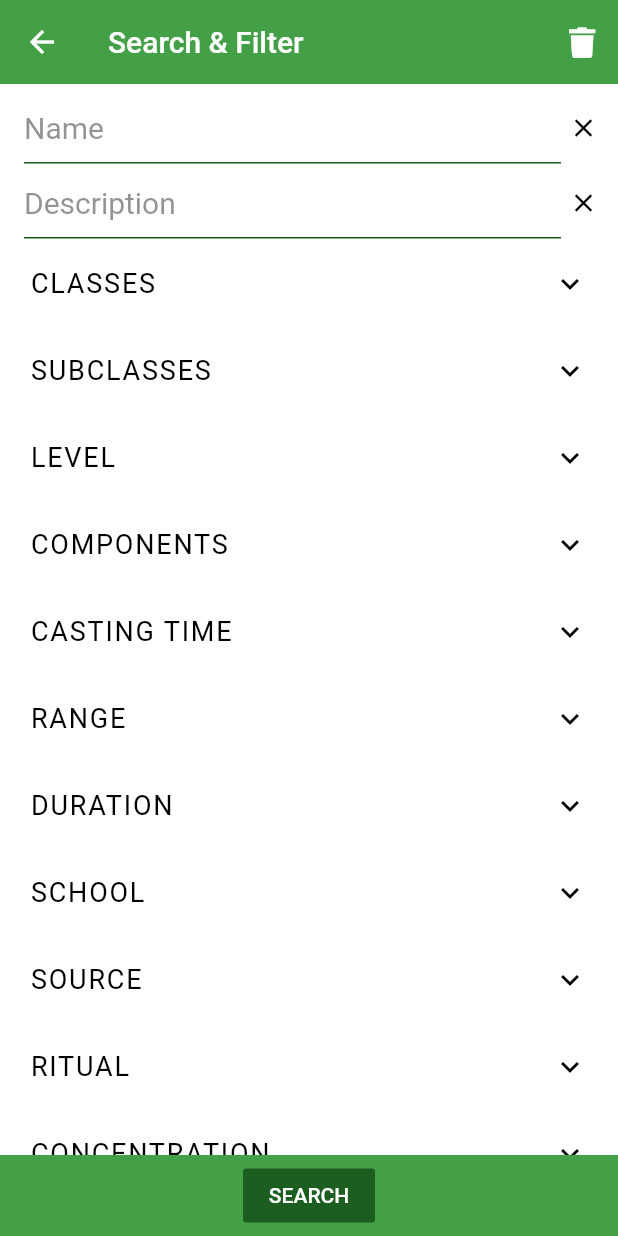
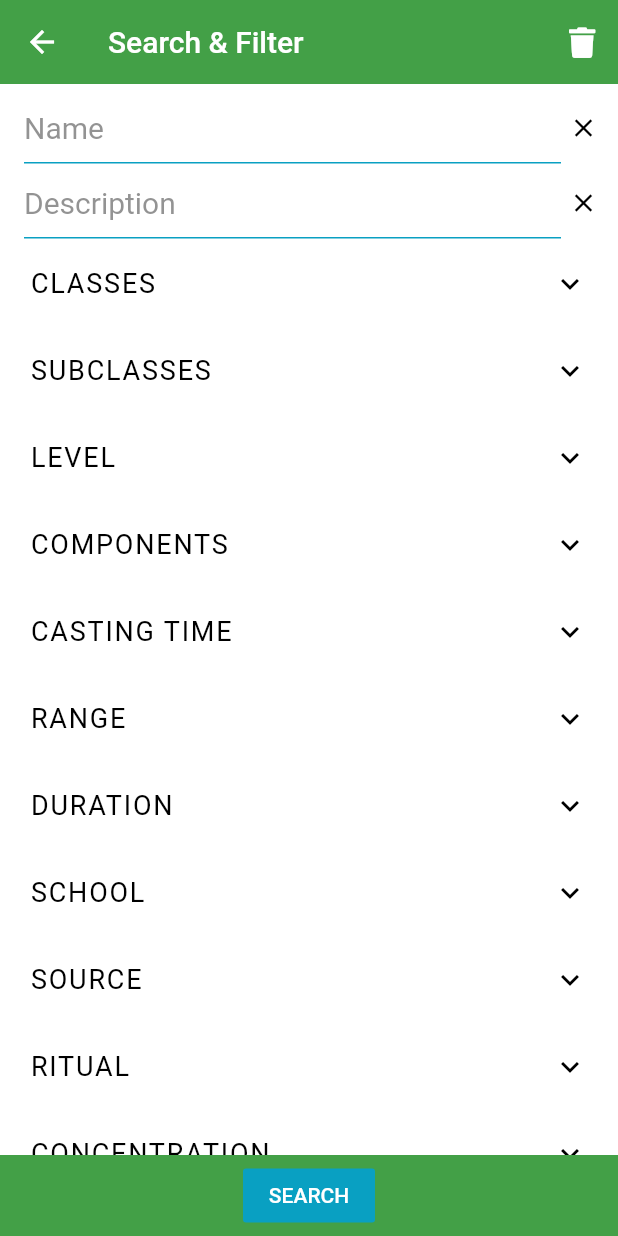
Before and after one commit to rijkdw/dnd-spells-flutter, a Flutter app: the FilterScreen screen opened directly, on a phone screen of 412 x 824 dp. Run offline on Flutter 3.47's test engine with Material 2 defaults, Android fonts, the phone set to English and light mode, and no system bars; our stand-ins replace auto_size_text, flutter_sticky_header, flutter_typeahead, font_awesome_flutter, shared_preferences; accounts and stored records are empty.

Commit message:
theme commit, it looks poo

```diff
--- a/lib/components/drawer.dart
+++ b/lib/components/drawer.dart
@@ -1,3 +1,4 @@
+import 'package:auto_size_text/auto_size_text.dart';
 import 'package:dnd_spells_flutter/models/colorpalette.dart';
 import 'package:dnd_spells_flutter/services/thememanager.dart';
 import 'package:dnd_spells_flutter/services/themes.dart';
@@ -89,14 +90,15 @@ class _MenuListTile extends StatelessWidget {
               ),
             ),
             SizedBox(width: 14),
-            Text(
+            AutoSizeText(
               text,
+              maxLines: 1,
               style: TextStyle(
                 fontSize: 16,
                 fontWeight: FontWeight.normal,
                 color: colorPalette.mainTextColor,
               ),
-            )
+            ),
           ],
         ),
       ),
--- a/lib/models/colorpalette.dart
+++ b/lib/models/colorpalette.dart
@@ -47,6 +47,10 @@ class ColorPalette {
   Color radioSelectedColor;
   Color radioUnselectedColor;
 
+  // spell slots
+  Color spellSlotActive;
+  Color spellSlotInactive;
+
   ColorPalette({
     this.brightness: Brightness.light,
     this.mainTextColor: Colors.green,
@@ -63,12 +67,18 @@ class ColorPalette {
     this.chipSelectedColor1: Colors.purple,
     this.chipSelectedTextColor1: Colors.green,
     this.chipUnselectedColor1: Colors.black,
+    this.chipUnselectedTextColor1: Colors.purple,
+    this.chipSelectedColor2: Colors.purple,
+    this.chipSelectedTextColor2: Colors.green,
+    this.chipUnselectedColor2: Colors.black,
+    this.chipUnselectedTextColor2: Colors.purple,
     this.dialogBackgroundColor: Colors.purple,
     this.emphasisTextColor: Colors.purple,
     this.buttonTextColor: Colors.green,
-    this.chipUnselectedTextColor1: Colors.purple,
-    this.tableLineColor = Colors.green,
-    this.radioSelectedColor = Colors.red,
-    this.radioUnselectedColor = Colors.blue,
+    this.tableLineColor: Colors.green,
+    this.radioSelectedColor: Colors.red,
+    this.radioUnselectedColor: Colors.blue,
+    this.spellSlotActive: Colors.red,
+    this.spellSlotInactive: Colors.black,
   });
 }
--- a/lib/screens/charcterlistscreenpages/spellslotpage.dart
+++ b/lib/screens/charcterlistscreenpages/spellslotpage.dart
@@ -27,7 +27,7 @@ class _SpellSlotPageState extends State<SpellSlotPage> {
           height: 36,
           width: 24,
           decoration: BoxDecoration(
-            color: active ? colorPalette.navBarSelectedColor : colorPalette.stickyHeaderBackgroundColor,
+            color: active ? colorPalette.spellSlotActive : colorPalette.spellSlotInactive,
             borderRadius: BorderRadius.circular(100),
           ),
         ),
@@ -80,7 +80,7 @@ class _SpellSlotPageState extends State<SpellSlotPage> {
           child: Text(
             'USE',
             style: TextStyle(
-              color: spellList.currentSpellSlots[level] > 0 ? colorPalette.clickableTextLinkColor : colorPalette.navBarBackgroundColor,
+              color: spellList.currentSpellSlots[level] > 0 ? colorPalette.clickableTextLinkColor : colorPalette.spellSlotInactive,
               fontSize: 18,
             ),
           ),
--- a/lib/services/thememanager.dart
+++ b/lib/services/thememanager.dart
@@ -7,7 +7,7 @@ class ThemeManager extends ChangeNotifier {
   ColorPalette _colorPalette = appColorPalettes[appColorPalettes.keys.toList()[0]];
   String _paletteName = appColorPalettes.keys.toList()[0];
 
-  ColorPalette get colorPalette => _colorPalette;
+  ColorPalette get colorPalette => _colorPalette ?? ColorPalette();
   String get paletteName => _paletteName;
 
   ThemeManager() {
--- a/lib/services/themes.dart
+++ b/lib/services/themes.dart
@@ -7,53 +7,134 @@ Color _mediumGrey = Color.fromRGBO(75, 75, 75, 1);
 Color _lightGrey = Color.fromRGBO(175, 175, 175, 1);
 Color _almostWhite = Color.fromRGBO(230, 230, 230, 1);
 
+Color _triadicToGreen = Color.fromRGBO(9, 160, 194, 1);
+Color _analogToRed = Color.fromRGBO(231, 121, 30, 1);
+
 Map<String, ColorPalette> appColorPalettes = {
   "Druid": ColorPalette(
     brightness: Brightness.light,
+    // drawer
     drawerPrimary: Colors.green[600],
     drawerSecondary: Colors.white,
+    // text
     clickableTextLinkColor: Colors.green[600],
+    mainTextColor: Colors.black,
+    subTextColor: _mediumGrey,
+    emphasisTextColor: Colors.black,
+    // buttons
+    buttonColor: _triadicToGreen,
+    buttonTextColor: Colors.white,
+    // chip on a dark background
+    chipSelectedTextColor1: Colors.white,
+    chipUnselectedTextColor1: Colors.black,
+    chipSelectedColor1: _triadicToGreen,
+    chipUnselectedColor1: Colors.green[50],
+    // chip on a light background
+    chipSelectedTextColor2: Colors.white,
+    chipUnselectedTextColor2: Colors.black,
+    chipSelectedColor2: Colors.green[900],
+    chipUnselectedColor2: Colors.green[50],
+    // appbar
     appBarBackgroundColor: Colors.green[600],
+    // navbar
     navBarBackgroundColor: Colors.green[600],
     navBarSelectedColor: Colors.white,
     navBarUnselectedColor: _darkGrey,
-    stickyHeaderBackgroundColor: Colors.green[900],
-    buttonColor: Colors.green[900],
-    mainTextColor: Colors.black,
-    subTextColor: _mediumGrey,
-    emphasisTextColor: Colors.black,
-    chipSelectedTextColor1: Colors.white,
-    chipUnselectedTextColor1: Colors.black,
-    chipSelectedColor1: Colors.green[900],
-    chipUnselectedColor1: Colors.green[50],
-    buttonTextColor: Colors.white,
+    // sticky header
+    stickyHeaderBackgroundColor: _triadicToGreen,
+    // dialog
     dialogBackgroundColor: Colors.white,
+    // table
     tableLineColor: Colors.black.withOpacity(0.7),
+    // radio button
     radioSelectedColor: Colors.green[600],
     radioUnselectedColor: Colors.black.withOpacity(0.7),
+    // spell slots
+    spellSlotActive: Colors.green[600],
+    spellSlotInactive: _lightGrey,
   ),
-  "Druid (Dark)": ColorPalette(
+  "Dark Druid": ColorPalette(
     brightness: Brightness.dark,
+    // drawer
     drawerPrimary: Colors.green,
     drawerSecondary: _darkGrey,
+    // text
     clickableTextLinkColor: Colors.green,
-    appBarBackgroundColor: _mediumGrey,
-    navBarBackgroundColor: _mediumGrey,
-    navBarSelectedColor: Colors.green,
-    navBarUnselectedColor: _lightGrey,
-    stickyHeaderBackgroundColor: _darkGrey,
-    buttonColor: Colors.green,
     mainTextColor: Colors.white,
     subTextColor: Colors.grey,
+    emphasisTextColor: Colors.green,
+    // buttons
+    buttonColor: Colors.green,
+    buttonTextColor: Colors.white,
+    // chip on a dark background
     chipSelectedColor1: Colors.green,
     chipUnselectedColor1: _darkGrey,
     chipSelectedTextColor1: Colors.white,
     chipUnselectedTextColor1: Colors.white,
+    // chip on a light background
+    chipSelectedTextColor2: Colors.white,
+    chipUnselectedTextColor2: Colors.black,
+    chipSelectedColor2: Colors.green[900],
+    chipUnselectedColor2: Colors.green[50],
+    // appbar
+    appBarBackgroundColor: _mediumGrey,
+    // navbar
+    navBarBackgroundColor: _mediumGrey,
+    navBarSelectedColor: Colors.green,
+    navBarUnselectedColor: _lightGrey,
+    // sticky header
+    stickyHeaderBackgroundColor: _darkGrey,
+    // dialog
     dialogBackgroundColor: _mediumGrey,
-    emphasisTextColor: Colors.green,
-    buttonTextColor: Colors.white,
+    // table
     tableLineColor: Colors.white.withOpacity(0.7),
+    // radio button
     radioSelectedColor: Colors.green,
     radioUnselectedColor: Colors.white.withOpacity(0.7),
+    // spell slot
+    spellSlotActive: Colors.green,
+    spellSlotInactive: _darkGrey,
+  ),
+  "Sorcerer": ColorPalette(
+    brightness: Brightness.light,
+    // drawer
+    drawerPrimary: Colors.red[600],
+    drawerSecondary: Colors.white,
+    // text
+    clickableTextLinkColor: _analogToRed,
+    mainTextColor: Colors.black,
+    subTextColor: _mediumGrey,
+    emphasisTextColor: Colors.black,
+    // buttons
+    buttonColor: _analogToRed,
+    buttonTextColor: Colors.white,
+    // chip on a dark background
+    chipSelectedTextColor1: Colors.white,
+    chipUnselectedTextColor1: Colors.black,
+    chipSelectedColor1: _analogToRed,
+    chipUnselectedColor1: Colors.red[50],
+    // chip on a light background
+    chipSelectedTextColor2: Colors.white,
+    chipUnselectedTextColor2: Colors.black,
+    chipSelectedColor2: Colors.red[900],
+    chipUnselectedColor2: Colors.red[50],
+    // appbar
+    appBarBackgroundColor: Colors.red[600],
+    // navbar
+    navBarBackgroundColor: Colors.red[600],
+    navBarSelectedColor: Colors.white,
+    navBarUnselectedColor: _darkGrey,
+    // sticky header
+    stickyHeaderBackgroundColor: _analogToRed,
+    // dialog
+    dialogBackgroundColor: Colors.white,
+    // table
+    tableLineColor: Colors.black.withOpacity(0.7),
+    // radio button
+    radioSelectedColor: Colors.red[600],
+    radioUnselectedColor: Colors.black.withOpacity(0.7),
+    // spell slots
+    spellSlotActive: _analogToRed,
+    spellSlotInactive: _lightGrey,
   ),
 };
--- a/pubspec.yaml
+++ b/pubspec.yaml
@@ -18,6 +18,7 @@ dependencies:
   flutter_sticky_header:
   shared_preferences:
   flutter_typeahead:
+  auto_size_text:
 
   cupertino_icons: ^0.1.3
 
```
Also changed, not shown: lib/components/spell_historytile.dart (+25 -6 lines), lib/components/spell_tile.dart (+23 -5 lines), lib/screens/mainscreenpages/searchpage.dart (+22 -1 lines), pubspec.lock.
